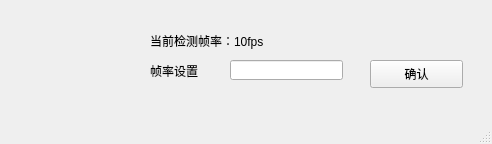
Qt form sxw/gui/child_fps_select/chiild_fps_select.ui (Buct-king/ai-Project) before a commit.
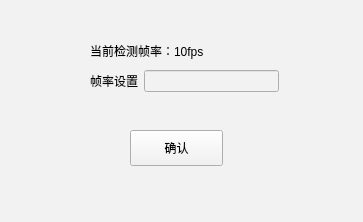
The same form after that commit.

```diff
--- a/sxw/gui/child_fps_select/chiild_fps_select.ui
+++ b/sxw/gui/child_fps_select/chiild_fps_select.ui
@@ -6,43 +6,23 @@
    <rect>
     <x>0</x>
     <y>0</y>
-    <width>492</width>
-    <height>144</height>
+    <width>363</width>
+    <height>222</height>
    </rect>
   </property>
   <property name="windowTitle">
-   <string>MainWindow</string>
+   <string>检测帧率设置</string>
+  </property>
+  <property name="styleSheet">
+   <string notr="true">background-color: rgb(242, 242, 242);</string>
   </property>
   <widget class="QWidget" name="centralwidget">
-   <widget class="QLabel" name="label">
-    <property name="geometry">
-     <rect>
-      <x>150</x>
-      <y>60</y>
-      <width>111</width>
-      <height>21</height>
-     </rect>
-    </property>
-    <property name="text">
-     <string>帧率设置</string>
-    </property>
-   </widget>
-   <widget class="QLineEdit" name="lineEdit">
-    <property name="geometry">
-     <rect>
-      <x>230</x>
-      <y>60</y>
-      <width>113</width>
-      <height>20</height>
-     </rect>
-    </property>
-   </widget>
    <widget class="QLabel" name="presentDetectFpsLabel">
     <property name="geometry">
      <rect>
-      <x>150</x>
-      <y>30</y>
-      <width>141</width>
+      <x>90</x>
+      <y>40</y>
+      <width>191</width>
       <height>21</height>
      </rect>
     </property>
@@ -53,16 +33,38 @@
    <widget class="QPushButton" name="pushButton">
     <property name="geometry">
      <rect>
-      <x>370</x>
-      <y>60</y>
+      <x>130</x>
+      <y>130</y>
       <width>93</width>
-      <height>28</height>
+      <height>36</height>
      </rect>
     </property>
     <property name="text">
      <string>确认</string>
     </property>
    </widget>
+   <widget class="QWidget" name="">
+    <property name="geometry">
+     <rect>
+      <x>90</x>
+      <y>70</y>
+      <width>189</width>
+      <height>22</height>
+     </rect>
+    </property>
+    <layout class="QHBoxLayout" name="horizontalLayout">
+     <item>
+      <widget class="QLabel" name="label">
+       <property name="text">
+        <string>帧率设置</string>
+       </property>
+      </widget>
+     </item>
+     <item>
+      <widget class="QLineEdit" name="lineEdit"/>
+     </item>
+    </layout>
+   </widget>
   </widget>
   <widget class="QMenuBar" name="menubar">
    <property name="geometry">
```
Left out of the diff: 4 changed lines with no effect on the pictures.
